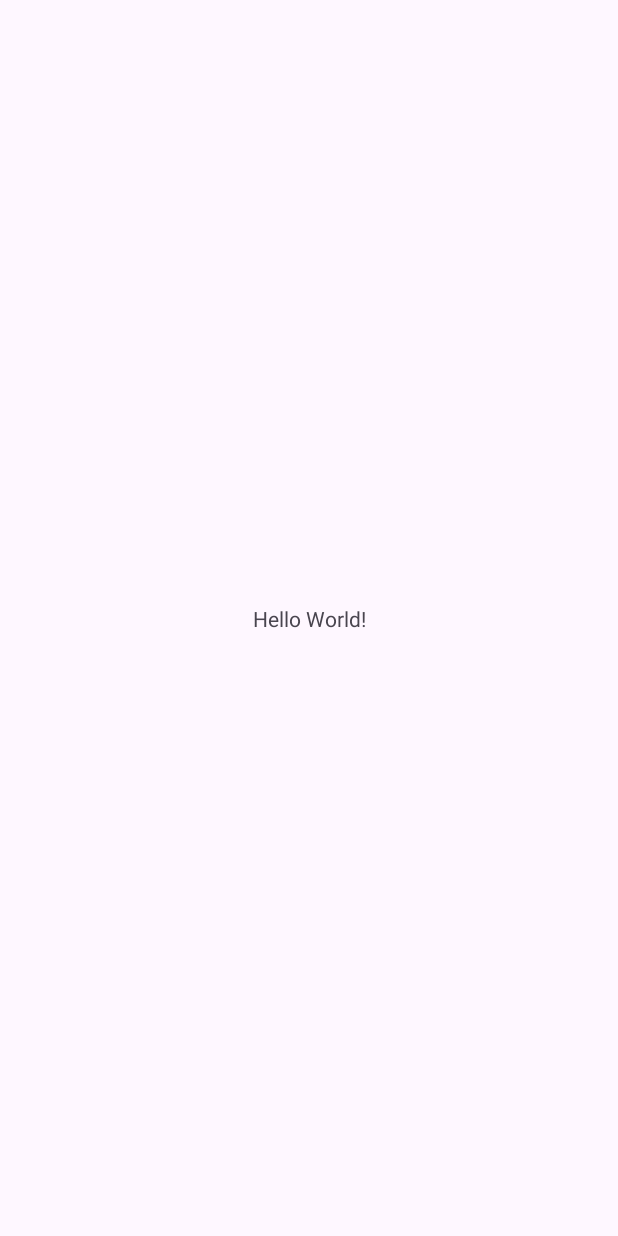
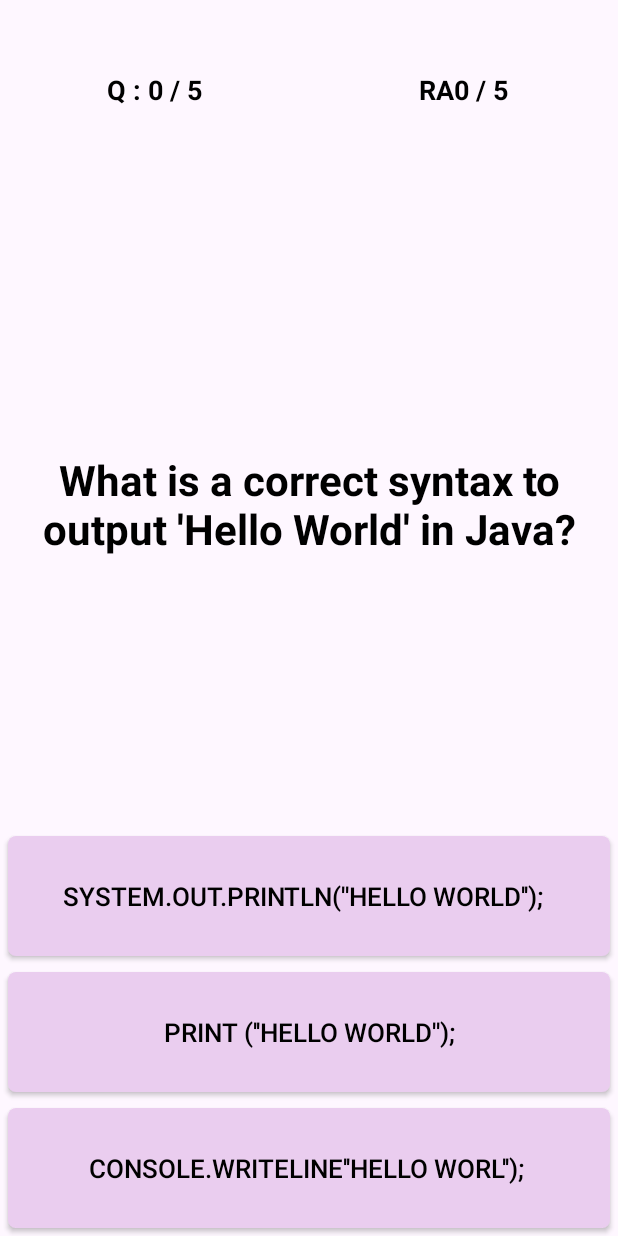
Before and after one commit to efnankadioglu/ExamCreationMobilApplication, an Android app: the screen it shows after launch (MainActivity), on a phone screen of 412 x 824 dp. Before the commit the screen is almost empty. Run offline under Robolectric (Android 15) with nearby library versions, the phone set to English and light mode, and no system bars; 1 statement that could not run was skipped.

Commit message:
15.38 de kaldım

```diff
--- a/app/src/main/java/com/example/examcreationmobilapplication/MainActivity.java
+++ b/app/src/main/java/com/example/examcreationmobilapplication/MainActivity.java
@@ -1,6 +1,8 @@
 package com.example.examcreationmobilapplication;
 
 import android.os.Bundle;
+import android.widget.Button;
+import android.widget.TextView;
 
 import androidx.activity.EdgeToEdge;
 import androidx.appcompat.app.AppCompatActivity;
@@ -8,7 +10,26 @@ import androidx.core.graphics.Insets;
 import androidx.core.view.ViewCompat;
 import androidx.core.view.WindowInsetsCompat;
 
+import java.util.Objects;
+import java.util.Random;
+
 public class MainActivity extends AppCompatActivity {
+
+    TextView textLevel;
+    TextView textRightAnswered;
+    TextView textQuestion;
+
+
+    Button buttonOp1;
+    Button buttonOp2;
+    Button buttonOp3;
+
+    int level = 0;
+    int great = 0;
+    int rightAnswer = 0;
+    String realOperation = "";
+
+
 
     @Override
     protected void onCreate(Bundle savedInstanceState) {
@@ -20,5 +41,54 @@ public class MainActivity extends AppCompatActivity {
             v.setPadding(systemBars.left, systemBars.top, systemBars.right, systemBars.bottom);
             return insets;
         });
+
+
+
+        Objects.requireNonNull(getSupportActionBar()).hide();
+
+        textLevel = findViewById(R.id.textQuestionNumber);
+        textRightAnswered = findViewById(R.id.textRightAnswered);
+        textQuestion = findViewById(R.id.textQuestion);
+
+        buttonOp1 = findViewById(R.id.buttonOptional1);
+        buttonOp2 = findViewById(R.id.buttonOptional2);
+        buttonOp3 = findViewById(R.id.buttonOptional3);
+
+        textLevel.setText("Q : "+ level+" / 5");
+        textRightAnswered.setText("RA"+ great + " / 5");
+
+        if(level < 5){
+            getARandomQuestion();
+        }
+
+
+    }
+
+    private void getARandomQuestion() {
+
+        buttonOp1.setBackgroundResource(R.drawable.buttons_option_bg);
+        buttonOp2.setBackgroundResource(R.drawable.buttons_option_bg);
+        buttonOp3.setBackgroundResource(R.drawable.buttons_option_bg);
+
+
+        int firstNumber = new Random().nextInt(20);
+        int secondNumber = new Random().nextInt(20);
+
+
+        int operation = new Random().nextInt(3) + 1;
+
+        int operationA = new Random().nextInt(100);
+        int operationB = new Random().nextInt(100);
+
+
+
+
+        // if kısmında kaldım
+
+
+
+
+
+
     }
 }
--- /dev/null
+++ b/app/src/main/res/drawable/buttons_option_bg.xml
@@ -0,0 +1,11 @@
+<?xml version="1.0" encoding="utf-8"?>
+<shape xmlns:android="http://schemas.android.com/apk/res/android">
+
+    <corners android:radius="5dp"/>
+    <solid android:color="#EACDEF"/>
+
+
+
+
+
+</shape>
--- a/app/src/main/res/layout/activity_main.xml
+++ b/app/src/main/res/layout/activity_main.xml
@@ -1,19 +1,93 @@
 <?xml version="1.0" encoding="utf-8"?>
-<androidx.constraintlayout.widget.ConstraintLayout xmlns:android="http://schemas.android.com/apk/res/android"
+<LinearLayout xmlns:android="http://schemas.android.com/apk/res/android"
     xmlns:app="http://schemas.android.com/apk/res-auto"
     xmlns:tools="http://schemas.android.com/tools"
     android:id="@+id/main"
     android:layout_width="match_parent"
     android:layout_height="match_parent"
+    android:orientation="vertical"
     tools:context=".MainActivity">
 
+
+    <LinearLayout
+        android:layout_width="match_parent"
+        android:layout_height="120dp"
+        android:orientation="horizontal">
+
+        <TextView
+            android:id="@+id/textQuestionNumber"
+            android:layout_width="0dp"
+            android:layout_height="match_parent"
+            android:layout_weight="1"
+            android:text="Q : 1 / 5"
+            android:textSize="18sp"
+            android:layout_gravity="center"
+            android:gravity="center"
+            android:textColor="@android:color/black"
+            android:textStyle="bold"/>
+
     <TextView
-        android:layout_width="wrap_content"
-        android:layout_height="wrap_content"
-        android:text="Hello World!"
-        app:layout_constraintBottom_toBottomOf="parent"
-        app:layout_constraintEnd_toEndOf="parent"
-        app:layout_constraintStart_toStartOf="parent"
-        app:layout_constraintTop_toTopOf="parent" />
+        android:id="@+id/textRightAnswered"
+        android:layout_width="0dp"
+        android:layout_height="match_parent"
+        android:layout_weight="1"
+        android:text="RA : 1 / 5"
+        android:textSize="18sp"
+        android:layout_gravity="center"
+        android:gravity="center"
+        android:textColor="@android:color/black"
+        android:textStyle="bold"/>
 
-</androidx.constraintlayout.widget.ConstraintLayout>
+
+</LinearLayout>
+
+    <TextView
+        android:id="@+id/textQuestion"
+        android:layout_width="match_parent"
+        android:layout_height="0dp"
+        android:layout_weight="1"
+        android:text="What is a correct syntax to output 'Hello World' in Java?"
+        android:textSize="28sp"
+        android:layout_gravity="center"
+        android:gravity="center"
+        android:textColor="@android:color/black"
+        android:textStyle="bold"/>
+
+    <androidx.appcompat.widget.AppCompatButton
+        android:id="@+id/buttonOptional1"
+        android:layout_width="match_parent"
+        android:layout_height="80dp"
+        android:text="System.out.println(''Hello World'');  "
+        android:background="@drawable/buttons_option_bg"
+        android:textColor="@android:color/black"
+        android:layout_margin="5dp"
+        android:textSize="17sp"
+        />
+
+
+    <androidx.appcompat.widget.AppCompatButton
+        android:id="@+id/buttonOptional2"
+        android:layout_width="match_parent"
+        android:layout_height="80dp"
+        android:text=" print (''Hello World''); "
+        android:background="@drawable/buttons_option_bg"
+        android:textColor="@android:color/black"
+        android:layout_margin="5dp"
+        android:textSize="17sp"
+        />
+
+    <androidx.appcompat.widget.AppCompatButton
+        android:id="@+id/buttonOptional3"
+        android:layout_width="match_parent"
+        android:layout_height="80dp"
+        android:text="Console.WriteLine''Hello Worl''); "
+        android:background="@drawable/buttons_option_bg"
+        android:textColor="@android:color/black"
+        android:layout_margin="5dp"
+        android:textSize="17sp"
+        />
+
+
+
+
+</LinearLayout>
```
